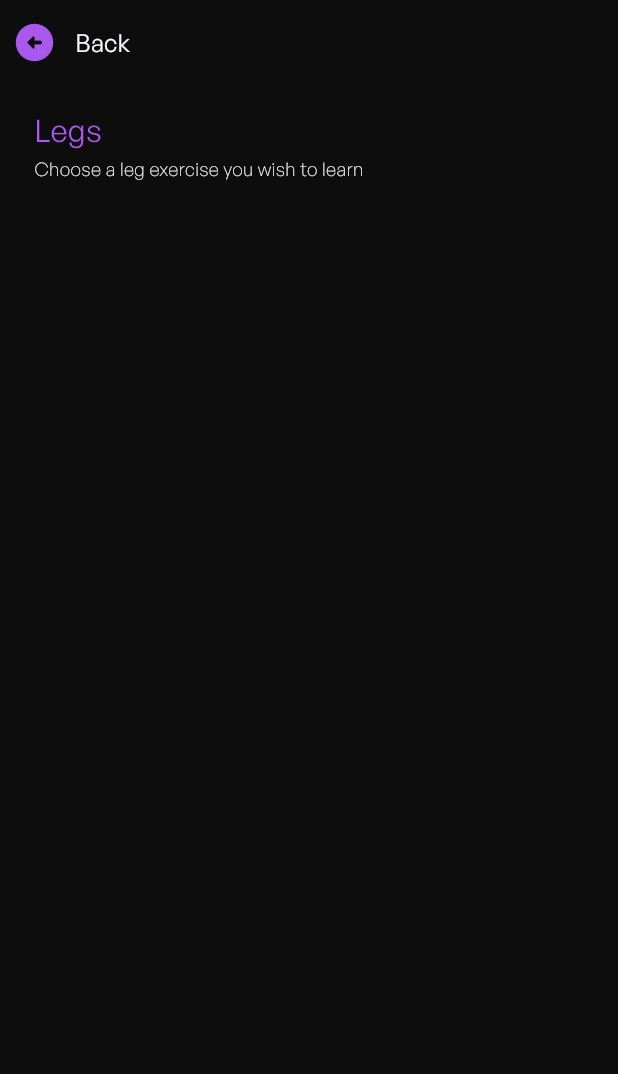
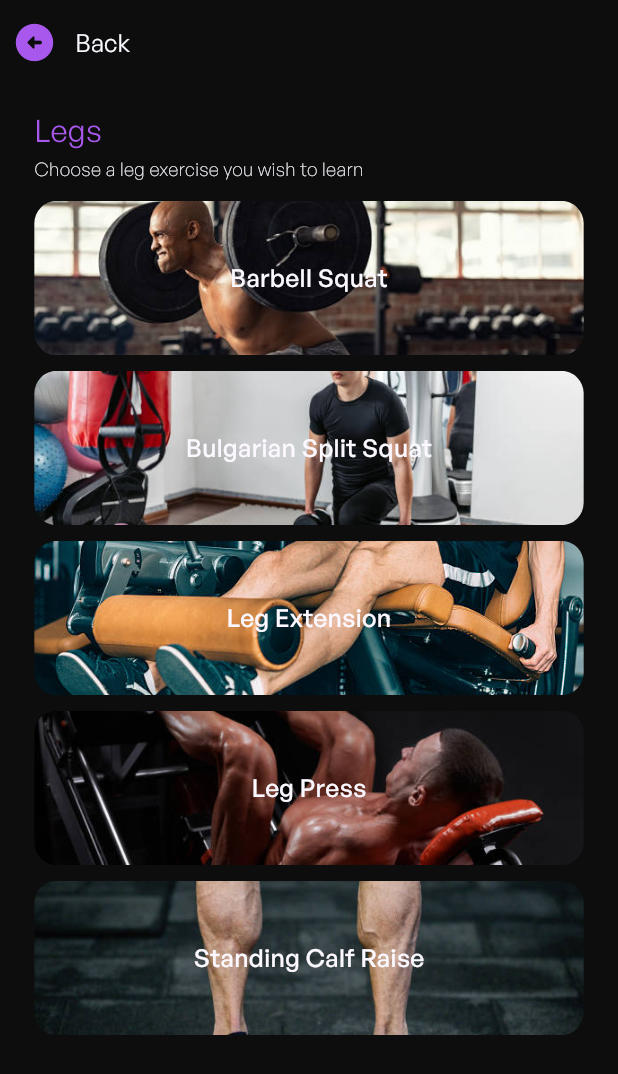
Before and after one commit to MNJDen/WeFit, a Flutter app: the WorkoutGuidePage_Legs screen opened directly, on a phone screen of 412 x 824 dp. Shown: the top 1074 px of the screen. Run offline on Flutter 3.47's test engine with Material 3 defaults, Android fonts, the phone set to English and light mode, and no system bars; our stand-ins replace carousel_slider, cloud_firestore, firebase_auth, firebase_core, flutter_animate, flutter_screenutil and 1 more; accounts and stored records are empty; project files that could hold a hidden picture were left out.

Commit message:
Pages: Update Legs Workout Guide Pages

```diff
--- a/lib/Screens/Workout Guide Pages/Main Menu/WorkoutGuidePage_Legs.dart
+++ b/lib/Screens/Workout Guide Pages/Main Menu/WorkoutGuidePage_Legs.dart
@@ -1,6 +1,11 @@
 import 'package:flutter/material.dart';
 import 'package:flutter/rendering.dart';
 import 'package:flutter_screenutil/flutter_screenutil.dart';
+import 'package:itec303/Screens/Workout%20Guide%20Pages/LegExercises/Legs_bs.dart';
+import 'package:itec303/Screens/Workout%20Guide%20Pages/LegExercises/Legs_bss.dart';
+import 'package:itec303/Screens/Workout%20Guide%20Pages/LegExercises/Legs_le.dart';
+import 'package:itec303/Screens/Workout%20Guide%20Pages/LegExercises/Legs_lp.dart';
+import 'package:itec303/Screens/Workout%20Guide%20Pages/LegExercises/Legs_scr.dart';
 
 class WorkoutGuidePage_Legs extends StatefulWidget {
   const WorkoutGuidePage_Legs({super.key});
@@ -14,21 +19,30 @@ class _WorkoutGuidePage_LegsState extends State<WorkoutGuidePage_Legs> {
   final purpleColor = const Color.fromRGBO(169, 88, 237, 1);
   final whiteColor = const Color.fromRGBO(251, 248, 255, 1);
 
+  //List of Route
+  final List<Widget> legsExerciseScreens = [
+    const Legs_bs(),
+    const Legs_bss(),
+    const Legs_le(),
+    const Legs_lp(),
+    const Legs_scr(),
+  ];
   // List of image paths
-  final List<String> chestExerciseImages = [
-    // 'assets/images/dbFlatBenchPress.png',
-    // 'assets/images/dbInclineBenchPress.png',
-    // 'assets/images/dbFlatBenchFlys.png',
-    // 'assets/images/dbInclineBenchFlys.png',
+  final List<String> legsExerciseImages = [
+    'assets/images/Legs_bs.png',
+    'assets/images/Legs_bss.png',
+    'assets/images/Legs_le.png',
+    'assets/images/Legs_lp.png',
+    'assets/images/Legs_scr.png',
     // Add more image paths as needed
   ];
 
   // List of exercise names corresponding to each image
-  final List<String> chestExerciseNames = [
-    'Leg Press',
-    'Leg Extension',
+  final List<String> legsExerciseNames = [
     'Barbell Squat',
     'Bulgarian Split Squat',
+    'Leg Extension',
+    'Leg Press',
     'Standing Calf Raise',
     // Add more exercise names as needed
   ];
@@ -107,24 +121,40 @@ class _WorkoutGuidePage_LegsState extends State<WorkoutGuidePage_Legs> {
                 ),
                 // List of images displayed vertically
                 Column(
-                  children: List.generate(chestExerciseImages.length, (index) {
+                  children: List.generate(legsExerciseImages.length, (index) {
                     return InkWell(
-                      onTap: () {},
+                      onTap: () {
+                        Navigator.push(
+                          context,
+                          PageRouteBuilder(
+                            pageBuilder: (BuildContext context,
+                                Animation<double> animation1,
+                                Animation<double> animation2) {
+                              return legsExerciseScreens[index];
+                            },
+                            transitionDuration: Duration.zero,
+                            reverseTransitionDuration: Duration.zero,
+                          ),
+                        );
+                      },
                       child: Padding(
                         padding: EdgeInsets.only(bottom: 10.h),
                         child: Stack(
                           alignment: Alignment.center,
                           children: [
-                            Image.asset(
-                              chestExerciseImages[index],
-                              height: 75.h, // Adjust the height as needed
+                            ClipRRect(
+                              borderRadius: BorderRadius.circular(15), // Adjust the border radius as needed
+                              child: Image.asset(
+                                legsExerciseImages[index],
+                                height: 100.h, // Adjust the height as needed
                                 width: 320.w, // Adjust the width as needed
                                 fit: BoxFit.cover,
+                              ),
                             ),
                             Positioned.fill(
                               child: Center(
                                 child: Text(
-                                  chestExerciseNames[index],
+                                  legsExerciseNames[index],
                                   style: TextStyle(
                                     fontSize: 16.sp,
                                     fontWeight: FontWeight.w500,
```
Lines whose indentation alone changed are shown as unchanged.
